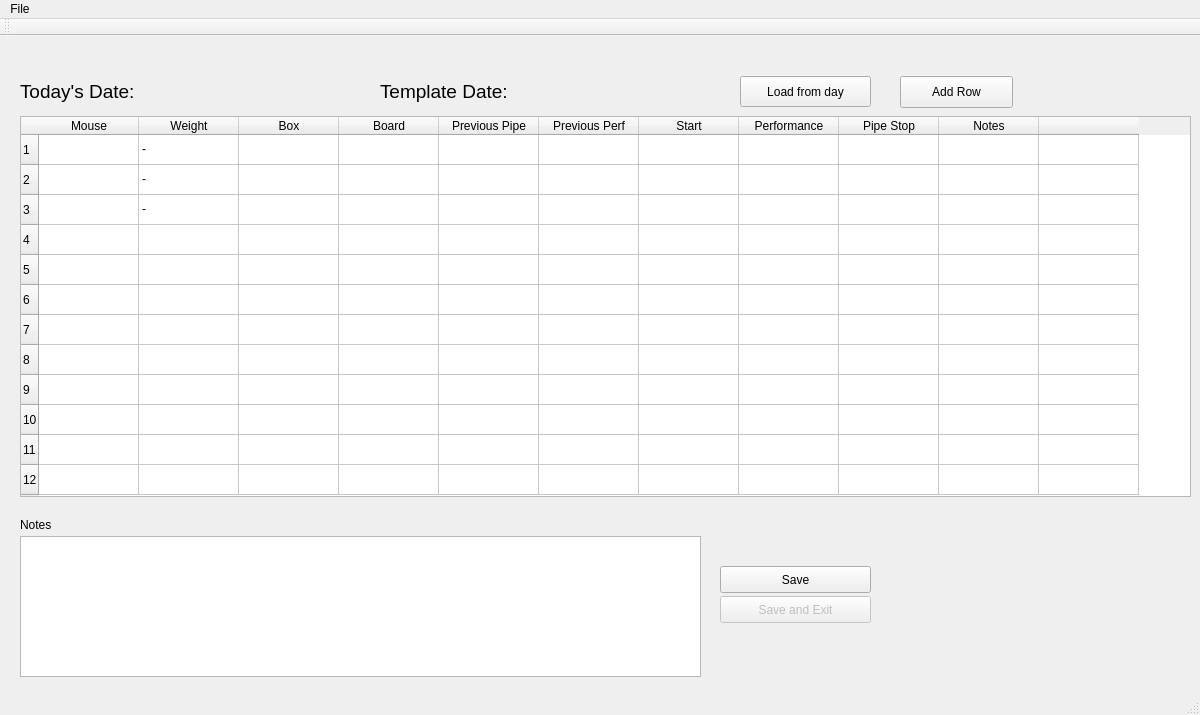
saturnian13/mouse-cloud, file runner/management/commands/MouseRunner/mainwindow.ui: the form before one commit.
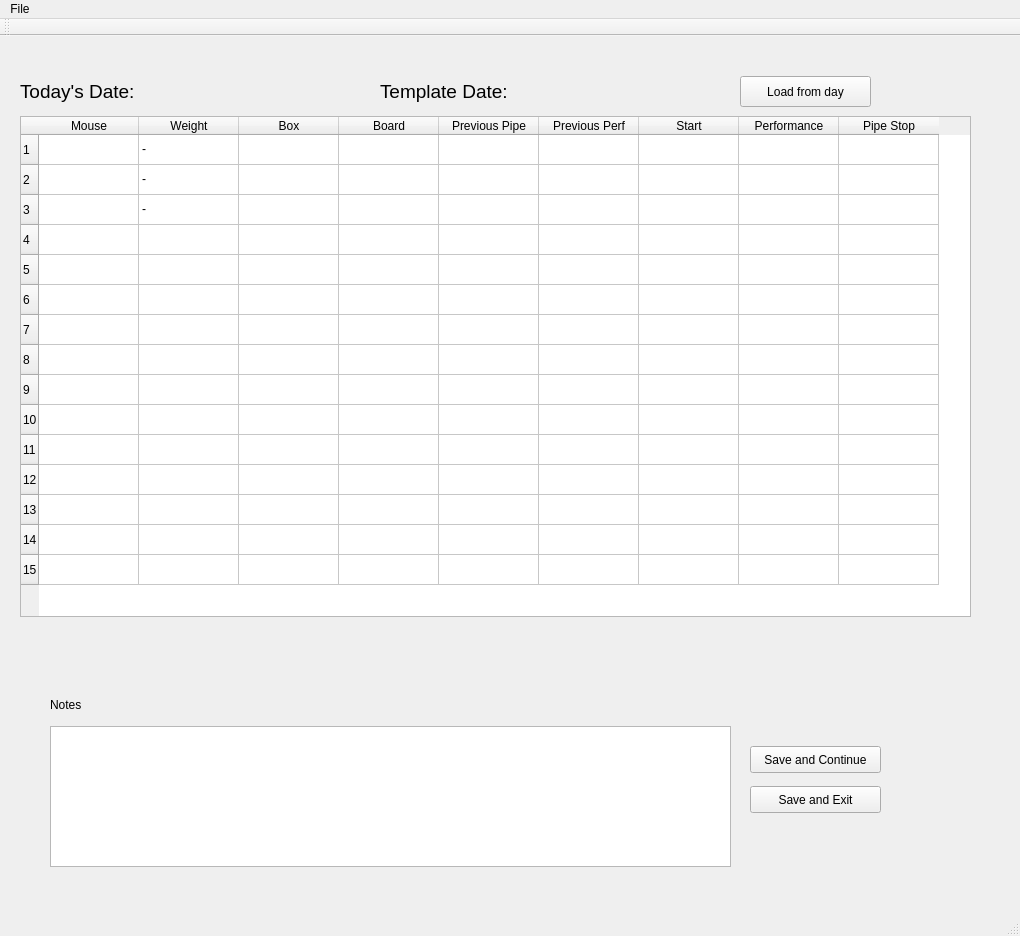
The form after the commit.

The edit to the form file:
```diff
--- a/runner/management/commands/MouseRunner/mainwindow.ui
+++ b/runner/management/commands/MouseRunner/mainwindow.ui
@@ -6,8 +6,8 @@
    <rect>
     <x>0</x>
     <y>0</y>
-    <width>1200</width>
-    <height>715</height>
+    <width>1020</width>
+    <height>936</height>
    </rect>
   </property>
   <property name="windowTitle">
@@ -17,8 +17,8 @@
    <widget class="QLabel" name="label">
     <property name="geometry">
      <rect>
-      <x>20</x>
-      <y>480</y>
+      <x>50</x>
+      <y>660</y>
       <width>59</width>
       <height>17</height>
      </rect>
@@ -30,8 +30,8 @@
    <widget class="QTextEdit" name="notesWindow">
     <property name="geometry">
      <rect>
-      <x>20</x>
-      <y>500</y>
+      <x>50</x>
+      <y>690</y>
       <width>681</width>
       <height>141</height>
      </rect>
@@ -42,8 +42,8 @@
      <rect>
       <x>20</x>
       <y>80</y>
-      <width>1171</width>
-      <height>381</height>
+      <width>951</width>
+      <height>501</height>
      </rect>
     </property>
     <property name="acceptDrops">
@@ -115,6 +115,21 @@
       <string>12</string>
      </property>
     </row>
+    <row>
+     <property name="text">
+      <string>13</string>
+     </property>
+    </row>
+    <row>
+     <property name="text">
+      <string>14</string>
+     </property>
+    </row>
+    <row>
+     <property name="text">
+      <string>15</string>
+     </property>
+    </row>
     <column>
      <property name="text">
       <string>Mouse</string>
@@ -160,16 +175,6 @@
       <string>Pipe Stop</string>
      </property>
     </column>
-    <column>
-     <property name="text">
-      <string>Notes</string>
-     </property>
-    </column>
-    <column>
-     <property name="text">
-      <string/>
-     </property>
-    </column>
     <item row="0" column="1">
      <property name="text">
       <string>-</string>
@@ -214,14 +219,11 @@
     </property>
    </widget>
    <widget class="QPushButton" name="pushButton_2">
-    <property name="enabled">
-     <bool>false</bool>
-    </property>
     <property name="geometry">
      <rect>
-      <x>720</x>
-      <y>560</y>
-      <width>151</width>
+      <x>750</x>
+      <y>750</y>
+      <width>131</width>
       <height>27</height>
      </rect>
     </property>
@@ -232,14 +234,14 @@
    <widget class="QPushButton" name="saveNotesButton">
     <property name="geometry">
      <rect>
-      <x>720</x>
-      <y>530</y>
-      <width>151</width>
+      <x>750</x>
+      <y>710</y>
+      <width>131</width>
       <height>27</height>
      </rect>
     </property>
     <property name="text">
-     <string>Save</string>
+     <string>Save and Continue</string>
     </property>
    </widget>
    <widget class="QLabel" name="label_3">
@@ -318,30 +320,14 @@
      <string>Today's Date:</string>
     </property>
    </widget>
-   <widget class="QPushButton" name="addRowButton">
-    <property name="geometry">
-     <rect>
-      <x>900</x>
-      <y>40</y>
-      <width>113</width>
-      <height>32</height>
-     </rect>
-    </property>
-    <property name="styleSheet">
-     <string notr="true"/>
-    </property>
-    <property name="text">
-     <string>Add Row</string>
-    </property>
-   </widget>
   </widget>
   <widget class="QMenuBar" name="menuBar">
    <property name="geometry">
     <rect>
      <x>0</x>
      <y>0</y>
-     <width>1200</width>
-     <height>22</height>
+     <width>1020</width>
+     <height>27</height>
     </rect>
    </property>
    <widget class="QMenu" name="menuS">
```
Left out of the diff: 6 changed lines with no effect on the pictures.
